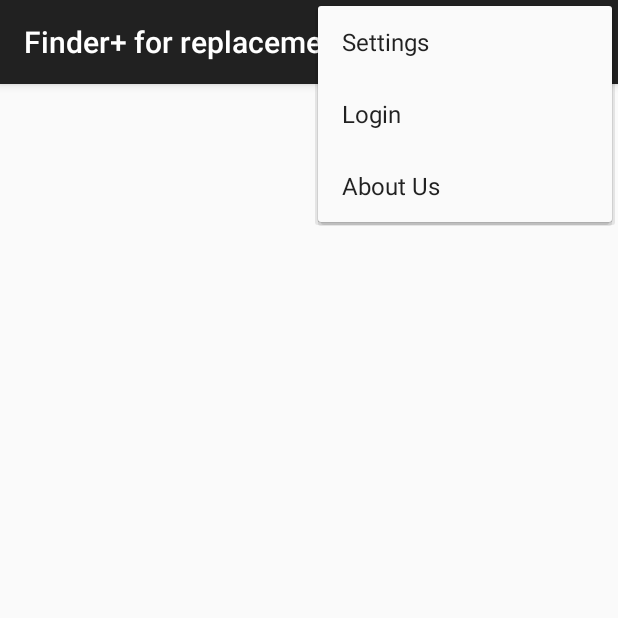
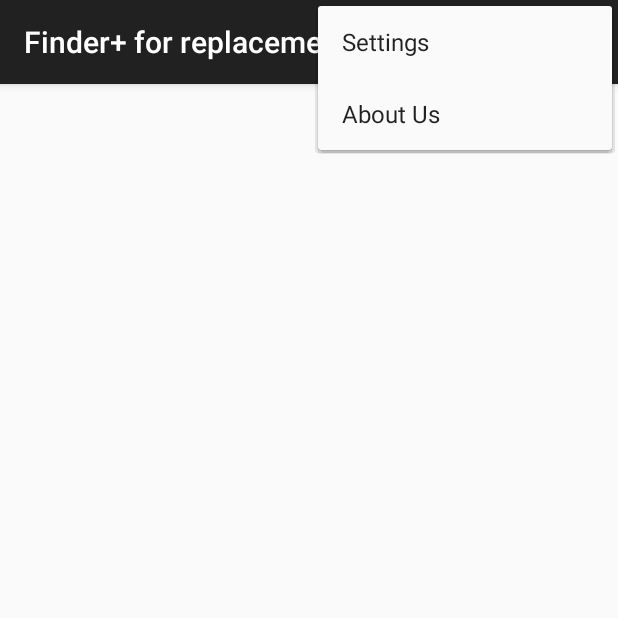
Before and after one commit to EdgardRivas/FinderPlus, an Android app: the screen it shows after launch (MainActivity), with the options menu open, on a phone screen of 412 x 824 dp, the top half of it. Run offline under Robolectric (Android 15) with nearby library versions, the phone set to English and light mode, and no system bars; our stand-ins replace Volley; libraries missing offline, so code that uses them is left out: com.getbase.floatingactionbutton; 12 statements that could not run were skipped.

Commit message:
Updated menu layout

```diff
--- a/app/src/main/res/menu/menu_main.xml
+++ b/app/src/main/res/menu/menu_main.xml
@@ -4,18 +4,12 @@
     tools:context=".MainActivity">
     <item
         android:id="@+id/settings"
-        android:title="@string/oSettings"
+        android:title="Settings"
         app:showAsAction="never"
-        android:icon="@drawable/settings"
         android:orderInCategory="1" />
     <item
-        android:id="@+id/login"
-        android:title="@string/oLogin"
+        android:id="@+id/about"
+        android:title="About Us"
         app:showAsAction="never"
         android:orderInCategory="2" />
-    <item
-        android:id="@+id/contact"
-        android:title="@string/oAbout"
-        app:showAsAction="never"
-        android:orderInCategory="3" />
 </menu>
```
